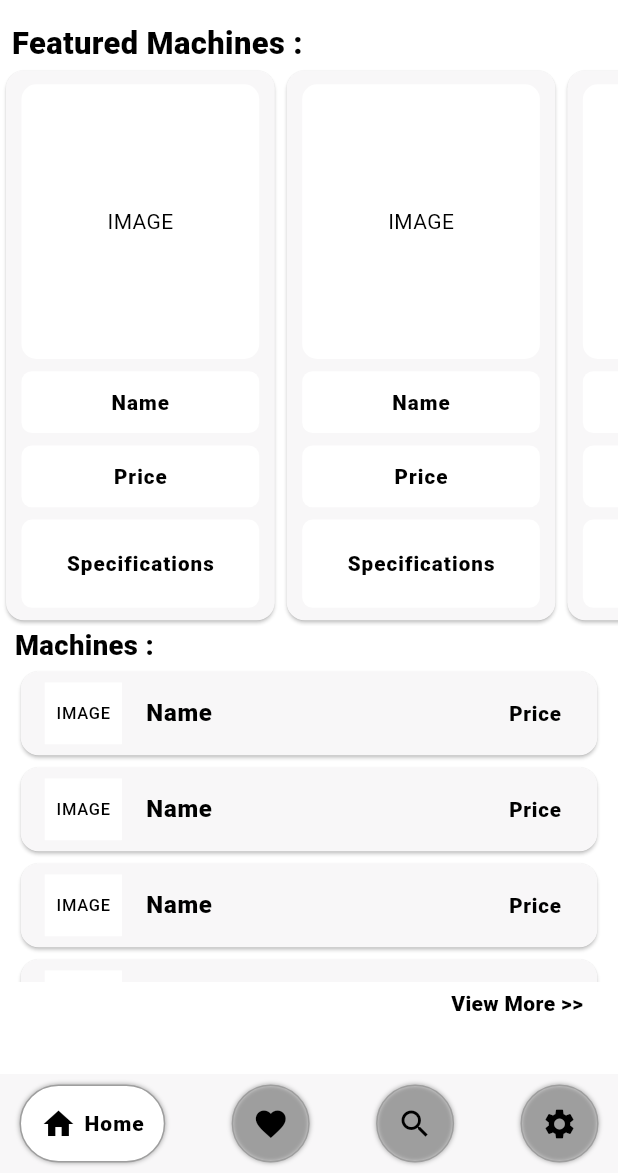
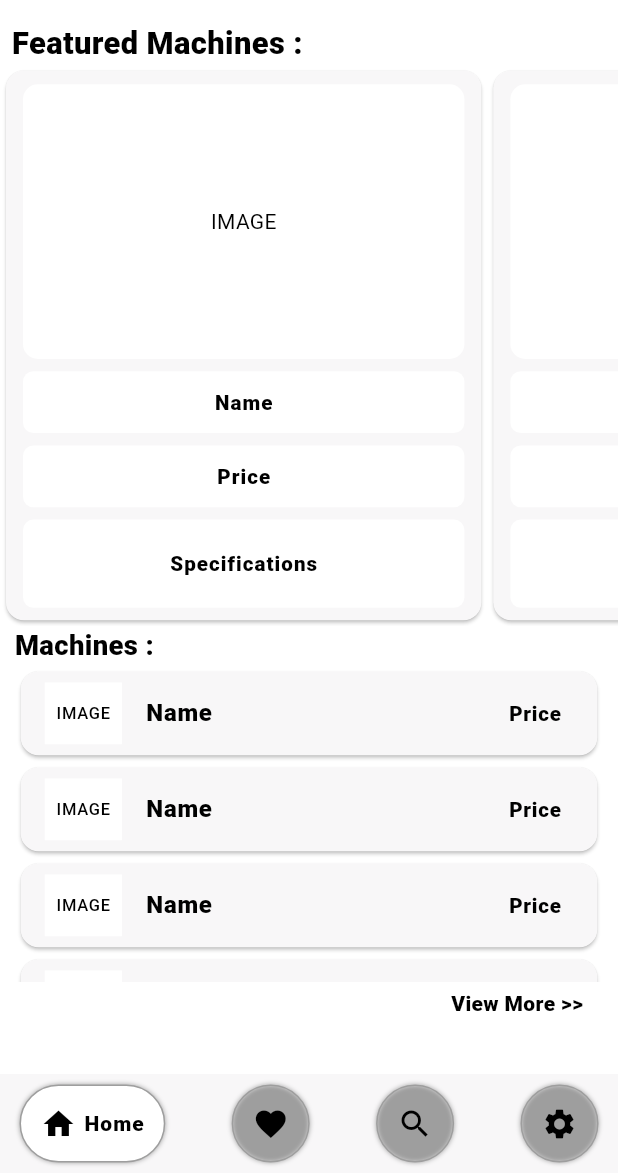
Before and after one commit to HarshitaBhamare/DTPL_APP, a Flutter app: the screen it shows after launch, on a phone screen of 412 x 824 dp, the part 63-1236 px from its top. Run offline on Flutter 3.47's test engine with Material 3 defaults, Android fonts, the phone set to English and light mode, and no system bars; drawn by our look-alikes of google_nav_bar; our stand-ins replace firebase_auth, firebase_core, google_fonts, loading_animation_widget; accounts and stored records are empty.

Commit message:
Update homePage.dart

```diff
--- a/lib/Pages/HomePages/homePage.dart
+++ b/lib/Pages/HomePages/homePage.dart
@@ -58,7 +58,8 @@ class _HomePageState extends State<HomePage> {
               itemBuilder: (BuildContext context, int index) => Card(
                 color: Theme.of(context).colorScheme.secondary,
                 child: SizedBox(
-                  width: size.width / 2.3,
+                  //width for the container
+                  width: size.width / 1.3,
                   child: Column(
                     children: [
                       SizedBox(
@@ -66,7 +67,7 @@ class _HomePageState extends State<HomePage> {
                       ),
                       Container(
                         height: size.height / 4.5,
-                        width: size.width / 2.6,
+                        width: size.width / 1.4,
                         decoration: BoxDecoration(
                             color: Theme.of(context).colorScheme.background,
                             borderRadius: BorderRadius.circular(10)),
@@ -82,7 +83,7 @@ class _HomePageState extends State<HomePage> {
                       ),
                       Container(
                         height: size.height / 20,
-                        width: size.width / 2.6,
+                        width: size.width / 1.4,
                         decoration: BoxDecoration(
                             color: Theme.of(context).colorScheme.background,
                             borderRadius: BorderRadius.circular(7)),
@@ -105,7 +106,7 @@ class _HomePageState extends State<HomePage> {
                       ),
                       Container(
                         height: size.height / 20,
-                        width: size.width / 2.6,
+                        width: size.width / 1.4,
                         decoration: BoxDecoration(
                             color: Theme.of(context).colorScheme.background,
                             borderRadius: BorderRadius.circular(7)),
@@ -128,7 +129,7 @@ class _HomePageState extends State<HomePage> {
                       ),
                       Container(
                         height: size.height / 14,
-                        width: size.width / 2.6,
+                        width: size.width / 1.4,
                         decoration: BoxDecoration(
                             color: Theme.of(context).colorScheme.background,
                             borderRadius: BorderRadius.circular(7)),
```
